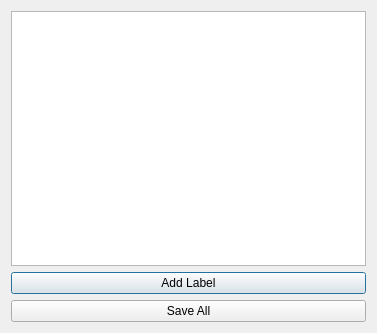
qreal/qreal, file qrgui/dialogs/subprogram/labelPropertiesDialog.ui: the form before one commit.
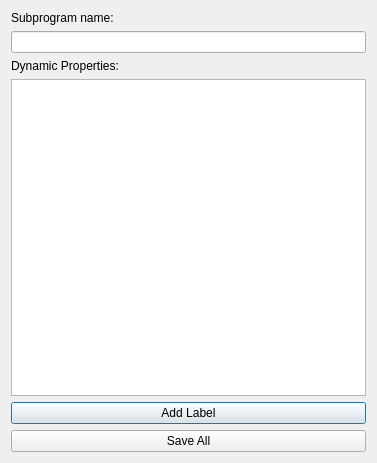
The form after the commit.

Patch:
```diff
--- a/qrgui/dialogs/subprogram/labelPropertiesDialog.ui
+++ b/qrgui/dialogs/subprogram/labelPropertiesDialog.ui
@@ -10,7 +10,7 @@
     <x>0</x>
     <y>0</y>
     <width>377</width>
-    <height>333</height>
+    <height>463</height>
    </rect>
   </property>
   <property name="minimumSize">
@@ -22,18 +22,64 @@
   <property name="windowTitle">
    <string>Dialog</string>
   </property>
-  <layout class="QGridLayout" name="gridLayout">
-   <item row="0" column="0">
-    <widget class="QTableWidget" name="labels"/>
+  <property name="windowOpacity">
+   <double>2.000000000000000</double>
+  </property>
+  <layout class="QVBoxLayout" name="verticalLayout">
+   <item>
+    <widget class="QLabel" name="label_2">
+     <property name="text">
+      <string>Subprogram name:</string>
+     </property>
+    </widget>
    </item>
-   <item row="1" column="0">
+   <item>
+    <widget class="QLineEdit" name="subprogramName">
+     <property name="text">
+      <string/>
+     </property>
+    </widget>
+   </item>
+   <item>
+    <widget class="QLabel" name="label">
+     <property name="text">
+      <string>Dynamic Properties:</string>
+     </property>
+    </widget>
+   </item>
+   <item>
+    <widget class="QTableWidget" name="labels">
+     <property name="minimumSize">
+      <size>
+       <width>0</width>
+       <height>0</height>
+      </size>
+     </property>
+     <property name="maximumSize">
+      <size>
+       <width>609</width>
+       <height>16777215</height>
+      </size>
+     </property>
+     <property name="layoutDirection">
+      <enum>Qt::LeftToRight</enum>
+     </property>
+    </widget>
+   </item>
+   <item>
     <widget class="QPushButton" name="addLabel">
+     <property name="maximumSize">
+      <size>
+       <width>16777214</width>
+       <height>16777215</height>
+      </size>
+     </property>
      <property name="text">
       <string>Add Label</string>
      </property>
     </widget>
    </item>
-   <item row="2" column="0">
+   <item>
     <widget class="QPushButton" name="saveAll">
      <property name="text">
       <string>Save All</string>
```
